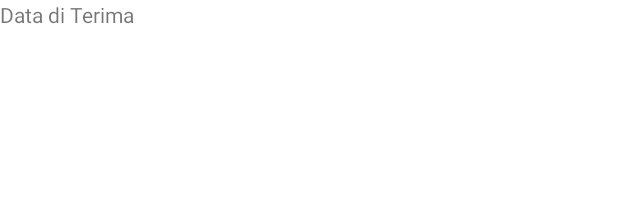
After one commit to gonexwind/intent_kotlin, an Android app: the layout activity_move_with_data.xml on its own in the app's theme, with its tools: preview values and no code run, on a phone screen of 412 x 824 dp. The commit adds this screen. Shown: the top 197 px of the screen. Run offline under Robolectric (Android 15) with nearby library versions, the phone set to English and light mode, and no system bars.

Commit message:
move activity with data

```diff
--- a/app/src/main/AndroidManifest.xml
+++ b/app/src/main/AndroidManifest.xml
@@ -9,7 +9,8 @@
         android:roundIcon="@mipmap/ic_launcher_round"
         android:supportsRtl="true"
         android:theme="@style/Theme.IntentKotlin">
-        <activity android:name=".MoveActivity"/>
+        <activity android:name=".MoveWithDataActivity"></activity>
+        <activity android:name=".MoveActivity" />
         <activity android:name=".MainActivity">
             <intent-filter>
                 <action android:name="android.intent.action.MAIN" />
--- /dev/null
+++ b/app/src/main/res/layout/activity_move_with_data.xml
@@ -0,0 +1,14 @@
+<?xml version="1.0" encoding="utf-8"?>
+<RelativeLayout xmlns:android="http://schemas.android.com/apk/res/android"
+    xmlns:app="http://schemas.android.com/apk/res-auto"
+    xmlns:tools="http://schemas.android.com/tools"
+    android:layout_width="match_parent"
+    android:layout_height="match_parent"
+    tools:context=".MoveWithDataActivity">
+
+    <TextView
+        android:id="@+id/tv_data_received"
+        android:layout_width="match_parent"
+        android:layout_height="wrap_content"
+        android:text="@string/data_received" />
+</RelativeLayout>
```
Also changed, not shown: app/src/main/java/com/fikkyardianto/intentkotlin/MainActivity.kt (+9 -0 lines), app/src/main/java/com/fikkyardianto/intentkotlin/MoveWithDataActivity.kt (added, +25 -0 lines), app/src/main/res/layout/activity_main.xml (+8 -1 lines).
